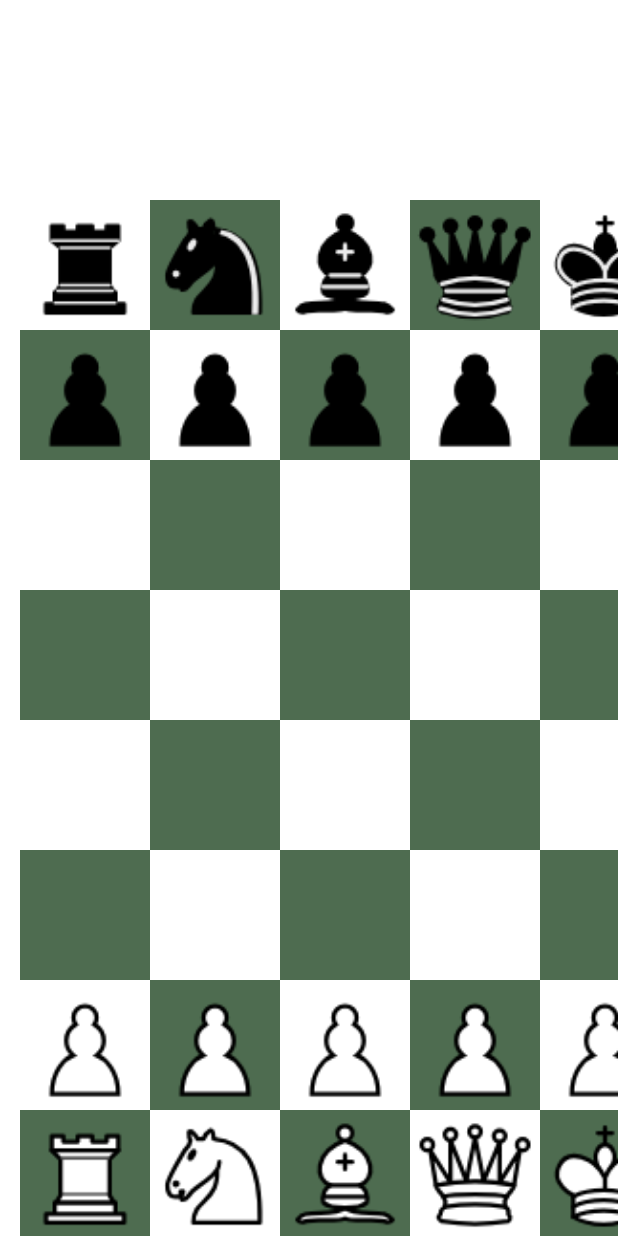
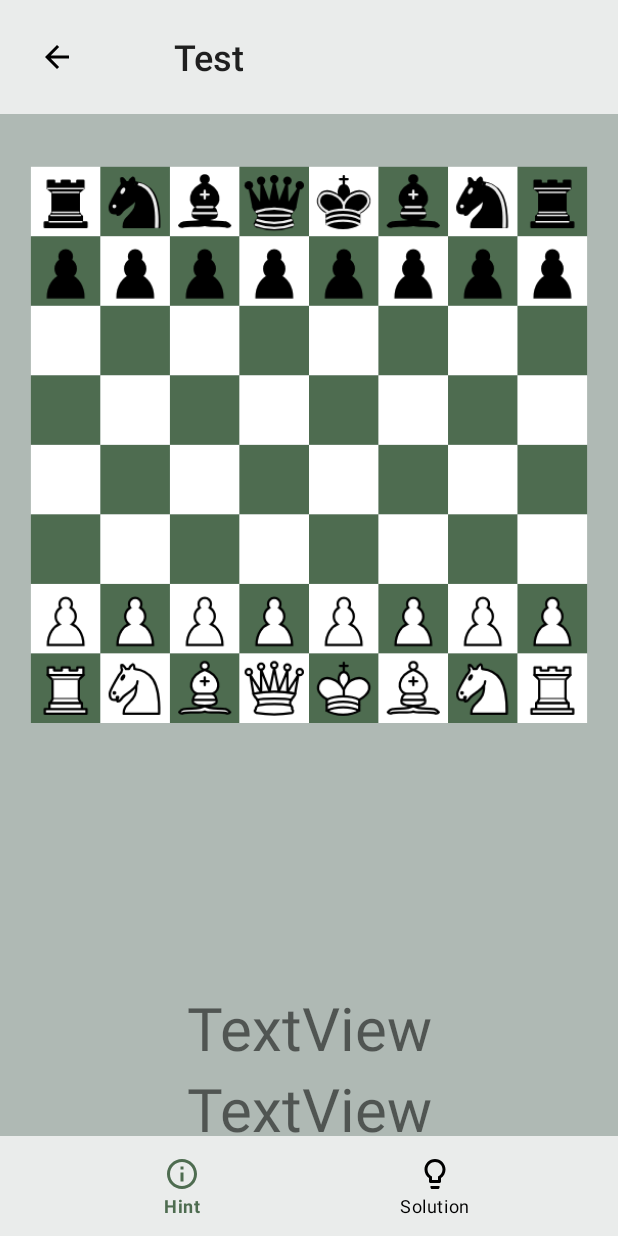
Before and after one commit to benjaminbork/learn-chess-openings, an Android app: the screen it shows after launch (ChessActivity), on a phone screen of 412 x 824 dp. Run offline under Robolectric (Android 15) with nearby library versions, the phone set to English and light mode, and no system bars.

Commit message:
created initial chess screen

```diff
--- a/app/src/main/java/com/example/learnchessopenings/ChessActivity.kt
+++ b/app/src/main/java/com/example/learnchessopenings/ChessActivity.kt
@@ -4,18 +4,19 @@ import android.os.Bundle
 import android.util.Log
 import androidx.appcompat.app.AppCompatActivity
 import androidx.appcompat.widget.Toolbar
-import com.example.learnchessopenings.databinding.ChessBinding
+
+import com.example.learnchessopenings.R.id.chessView
 
 
-private const val TAG = "ChessActivity"
+const val TAG = "ChessActivity"
 class ChessActivity : AppCompatActivity(), ChessDelegate{
     var chessModel = ChessModel()
-    private lateinit var mainAppBar : Toolbar
+
     override fun onCreate(savedInstanceState: Bundle?) {
         super.onCreate(savedInstanceState)
-        setContentView(R.layout.chess)
+        setContentView(R.layout.chess_screen)
         Log.d(TAG,chessModel.toString())
-        val chessView = findViewById<ChessView>(R.id.chessView)
+        val chessView = findViewById<ChessView>(chessView)
         chessView.chessDelegate = this
     }
 
--- a/app/src/main/java/com/example/learnchessopenings/ChessView.kt
+++ b/app/src/main/java/com/example/learnchessopenings/ChessView.kt
@@ -3,15 +3,18 @@ package com.example.learnchessopenings
 import android.content.Context
 import android.graphics.*
 import android.util.AttributeSet
+import android.util.Log
 import android.view.View
 import androidx.appcompat.content.res.AppCompatResources
 import androidx.core.graphics.drawable.toBitmap
+import java.lang.Integer.min
 
 
 class ChessView(context: Context?, attrs: AttributeSet?) : View(context, attrs) {
-    private val cellSide : Float = 130F
-    private val originX : Float = 20F
-    private val originY : Float = 200F
+    private val scaleFactor = .9f
+    private var cellSide : Float = 130f
+    private var originX : Float = 20f
+    private var originY : Float = 200f
     private val paint = Paint()
     private val svgResIDs = setOf(
         R.drawable.bq,
@@ -35,7 +38,12 @@ class ChessView(context: Context?, attrs: AttributeSet?) : View(context, attrs)
 
     }
     override fun onDraw(canvas: Canvas?) {
+        canvas?: return
         loadBitMaps()
+        val chessBoardSide = min(width, height) * scaleFactor
+        cellSide = chessBoardSide / 8f
+        originX = (width - chessBoardSide) / 2
+        originY = (height - chessBoardSide) / 6
         drawChessBoard(canvas)
         drawPieces(canvas)
     }
@@ -47,7 +55,7 @@ class ChessView(context: Context?, attrs: AttributeSet?) : View(context, attrs)
 
     }
 
-    private fun drawPieces(canvas: Canvas?) {
+    private fun drawPieces(canvas: Canvas) {
         for (row in 0..7) {
             for (col in 7 downTo 0) {
                 chessDelegate?.pieceAt(col,row)?.let { drawPieceAt(canvas,col,row, it.resID) }
@@ -55,12 +63,12 @@ class ChessView(context: Context?, attrs: AttributeSet?) : View(context, attrs)
         }
     }
 
-    private fun drawPieceAt(canvas: Canvas?, col: Int, row: Int, resID: Int) {
+    private fun drawPieceAt(canvas: Canvas, col: Int, row: Int, resID: Int) {
         val bitmap = bitmaps[resID] !!
-        canvas?.drawBitmap(bitmap,null, RectF(originX + col * cellSide, originY + (7 - row) * cellSide ,originX + (col + 1) * cellSide,originY + (7 - row + 1) * cellSide),paint)
+        canvas.drawBitmap(bitmap,null, RectF(originX + col * cellSide, originY + (7 - row) * cellSide ,originX + (col + 1) * cellSide,originY + (7 - row + 1) * cellSide),paint)
     }
 
-    private fun drawChessBoard(canvas: Canvas?) {
+    private fun drawChessBoard(canvas: Canvas) {
         for (row in 0..7 ) {
             for (col in 0..7) {
                 drawSquareAt(canvas,row,col,((row + col) % 2 == 0))
@@ -68,9 +76,9 @@ class ChessView(context: Context?, attrs: AttributeSet?) : View(context, attrs)
         }
     }
 
-    private fun drawSquareAt(canvas: Canvas?, col: Int,row: Int,isDark: Boolean) {
+    private fun drawSquareAt(canvas: Canvas, col: Int,row: Int,isDark: Boolean) {
         paint.color = if (isDark) Color.WHITE else resources.getColor(R.color.primary_green)
-        canvas?.drawRect(originX +  col * cellSide,originY + row * cellSide, originX + (col + 1) * cellSide, originY + (row + 1) * cellSide, paint)
+        canvas.drawRect(originX +  col * cellSide,originY + row * cellSide, originX + (col + 1) * cellSide, originY + (row + 1) * cellSide, paint)
     }
 
 }
--- /dev/null
+++ b/app/src/main/res/layout/chess_screen.xml
@@ -0,0 +1,71 @@
+<?xml version="1.0" encoding="utf-8"?>
+<androidx.constraintlayout.widget.ConstraintLayout xmlns:android="http://schemas.android.com/apk/res/android"
+    xmlns:app="http://schemas.android.com/apk/res-auto"
+    xmlns:tools="http://schemas.android.com/tools"
+    android:id="@+id/chess"
+    android:layout_width="match_parent"
+    android:layout_height="match_parent"
+    android:background="#66395144"
+    tools:context=".MainActivity">
+
+    <include
+        android:id="@+id/return_app_bar"
+        layout="@layout/return_app_bar"
+        app:layout_constraintEnd_toEndOf="parent"
+        app:layout_constraintStart_toStartOf="parent"
+        app:layout_constraintTop_toTopOf="parent" />
+
+    <FrameLayout
+        android:id="@+id/frameLayout2"
+        android:layout_width="match_parent"
+        android:layout_height="wrap_content"
+        app:layout_constraintEnd_toEndOf="parent"
+        app:layout_constraintHorizontal_bias="0.0"
+        app:layout_constraintStart_toStartOf="parent"
+        app:layout_constraintTop_toBottomOf="@+id/return_app_bar">
+
+        <include
+            android:id="@+id/chessView"
+            layout="@layout/chess_view"
+            android:layout_width="wrap_content"
+            android:layout_height="582dp"
+            tools:layout_conversion_absoluteHeight="555dp"
+            tools:layout_conversion_absoluteWidth="411dp"
+            tools:layout_editor_absoluteX="0dp"
+            tools:layout_editor_absoluteY="78dp" />
+
+    </FrameLayout>
+
+    <TextView
+        android:id="@id/textView2"
+        android:layout_width="match_parent"
+        android:layout_height="wrap_content"
+        android:text="TextView"
+        android:textAlignment="center"
+        android:textSize="40dp"
+        app:layout_constraintEnd_toEndOf="parent"
+        app:layout_constraintHorizontal_bias="0.0"
+        app:layout_constraintStart_toStartOf="parent"
+        app:layout_constraintTop_toBottomOf="@+id/frameLayout2" />
+
+    <TextView
+        android:id="@+id/textView"
+        android:layout_width="match_parent"
+        android:layout_height="wrap_content"
+        android:text="TextView"
+        android:textAlignment="center"
+        android:textSize="40dp"
+        app:layout_constraintEnd_toEndOf="parent"
+        app:layout_constraintHorizontal_bias="0.0"
+        app:layout_constraintStart_toStartOf="parent"
+        app:layout_constraintTop_toBottomOf="@+id/textView2" />
+
+    <include
+        android:id="@+id/include5"
+        layout="@layout/review_navigation_bar"
+        android:layout_width="wrap_content"
+        android:layout_height="0dp"
+        app:layout_constraintBottom_toBottomOf="parent"
+        app:layout_constraintEnd_toEndOf="parent"
+        app:layout_constraintStart_toStartOf="parent" />
+</androidx.constraintlayout.widget.ConstraintLayout>
--- a/app/src/main/res/layout/chess.xml
+++ b/app/src/main/res/layout/chess_view.xml
@@ -2,8 +2,5 @@
 <com.example.learnchessopenings.ChessView xmlns:android="http://schemas.android.com/apk/res/android"
     android:layout_height="match_parent"
     android:layout_width="match_parent"
-    android:id="@+id/chessView">
-
-
-
-</com.example.learnchessopenings.ChessView>
+    xmlns:app="http://schemas.android.com/apk/res-auto"
+    />
--- /dev/null
+++ b/app/src/main/res/values/ids.xml
@@ -0,0 +1,6 @@
+<?xml version="1.0" encoding="utf-8"?>
+<resources>
+    <item name="chess_frame" type="id" />
+    <item name="textView6" type="id" />
+    <item name="textView7" type="id" />
+</resources>
```
